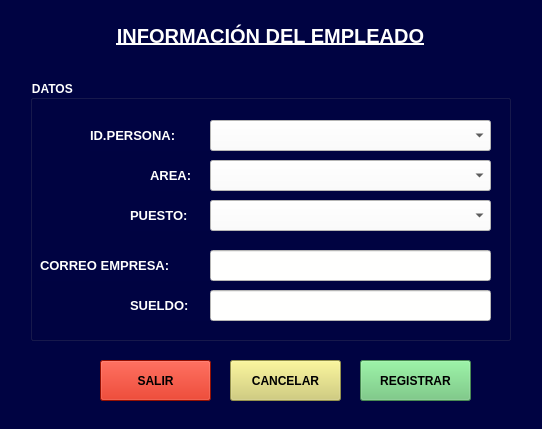
Old version of the form view/frmempleado.ui in the repository cesarAlfredo77/app-punto-venta-sabina.
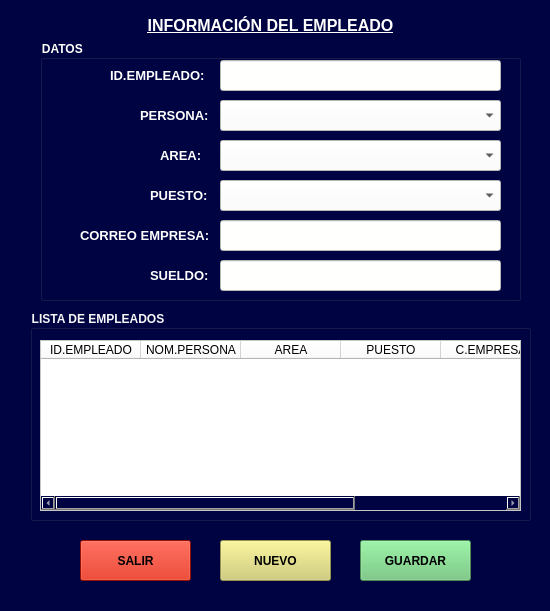
New version of the form.

Patch:
```diff
--- a/view/frmempleado.ui
+++ b/view/frmempleado.ui
@@ -6,8 +6,8 @@
    <rect>
     <x>0</x>
     <y>0</y>
-    <width>542</width>
-    <height>429</height>
+    <width>550</width>
+    <height>611</height>
    </rect>
   </property>
   <property name="windowTitle">
@@ -21,14 +21,14 @@
     <property name="geometry">
      <rect>
       <x>60</x>
-      <y>20</y>
+      <y>10</y>
       <width>421</width>
       <height>31</height>
      </rect>
     </property>
     <property name="font">
      <font>
-      <pointsize>15</pointsize>
+      <pointsize>12</pointsize>
       <weight>75</weight>
       <italic>false</italic>
       <bold>true</bold>
@@ -49,8 +49,8 @@
    <widget class="QGroupBox" name="groupBox">
     <property name="geometry">
      <rect>
-      <x>30</x>
-      <y>80</y>
+      <x>40</x>
+      <y>40</y>
       <width>481</width>
       <height>261</height>
      </rect>
@@ -71,9 +71,9 @@
     <widget class="QLabel" name="label_2">
      <property name="geometry">
       <rect>
-       <x>60</x>
-       <y>40</y>
-       <width>121</width>
+       <x>100</x>
+       <y>60</y>
+       <width>81</width>
        <height>31</height>
       </rect>
      </property>
@@ -85,14 +85,14 @@
       </font>
      </property>
      <property name="text">
-      <string>ID.PERSONA:</string>
+      <string>PERSONA:</string>
      </property>
     </widget>
     <widget class="QLabel" name="label_3">
      <property name="geometry">
       <rect>
        <x>120</x>
-       <y>80</y>
+       <y>100</y>
        <width>61</width>
        <height>31</height>
       </rect>
@@ -111,9 +111,9 @@
     <widget class="QLabel" name="label_4">
      <property name="geometry">
       <rect>
-       <x>100</x>
-       <y>120</y>
-       <width>81</width>
+       <x>110</x>
+       <y>140</y>
+       <width>71</width>
        <height>31</height>
       </rect>
      </property>
@@ -131,9 +131,9 @@
     <widget class="QLabel" name="label_7">
      <property name="geometry">
       <rect>
-       <x>10</x>
-       <y>170</y>
-       <width>171</width>
+       <x>40</x>
+       <y>180</y>
+       <width>141</width>
        <height>31</height>
       </rect>
      </property>
@@ -152,7 +152,7 @@
      <property name="geometry">
       <rect>
        <x>180</x>
-       <y>170</y>
+       <y>180</y>
        <width>281</width>
        <height>31</height>
       </rect>
@@ -166,7 +166,7 @@
      <property name="geometry">
       <rect>
        <x>180</x>
-       <y>80</y>
+       <y>100</y>
        <width>281</width>
        <height>31</height>
       </rect>
@@ -180,7 +180,7 @@
      <property name="geometry">
       <rect>
        <x>180</x>
-       <y>120</y>
+       <y>140</y>
        <width>281</width>
        <height>31</height>
       </rect>
@@ -193,9 +193,9 @@
     <widget class="QLabel" name="label_5">
      <property name="geometry">
       <rect>
-       <x>100</x>
-       <y>210</y>
-       <width>81</width>
+       <x>110</x>
+       <y>220</y>
+       <width>71</width>
        <height>31</height>
       </rect>
      </property>
@@ -214,7 +214,7 @@
      <property name="geometry">
       <rect>
        <x>180</x>
-       <y>210</y>
+       <y>220</y>
        <width>281</width>
        <height>31</height>
       </rect>
@@ -228,7 +228,41 @@
      <property name="geometry">
       <rect>
        <x>180</x>
-       <y>40</y>
+       <y>60</y>
+       <width>281</width>
+       <height>31</height>
+      </rect>
+     </property>
+     <property name="styleSheet">
+      <string notr="true">background-color: rgb(255, 255, 254);
+color: rgb(0, 0, 0);</string>
+     </property>
+    </widget>
+    <widget class="QLabel" name="label_6">
+     <property name="geometry">
+      <rect>
+       <x>70</x>
+       <y>20</y>
+       <width>111</width>
+       <height>31</height>
+      </rect>
+     </property>
+     <property name="font">
+      <font>
+       <pointsize>10</pointsize>
+       <weight>75</weight>
+       <bold>true</bold>
+      </font>
+     </property>
+     <property name="text">
+      <string>ID.EMPLEADO:</string>
+     </property>
+    </widget>
+    <widget class="QLineEdit" name="txtidempleado">
+     <property name="geometry">
+      <rect>
+       <x>180</x>
+       <y>20</y>
        <width>281</width>
        <height>31</height>
       </rect>
@@ -243,7 +277,7 @@
     <property name="geometry">
      <rect>
       <x>360</x>
-      <y>360</y>
+      <y>540</y>
       <width>111</width>
       <height>41</height>
      </rect>
@@ -262,14 +296,14 @@
      <string notr="true">background-color: rgb(102, 195, 115);</string>
     </property>
     <property name="text">
-     <string>REGISTRAR</string>
+     <string>GUARDAR</string>
     </property>
    </widget>
    <widget class="QPushButton" name="btncancelar">
     <property name="geometry">
      <rect>
-      <x>230</x>
-      <y>360</y>
+      <x>220</x>
+      <y>540</y>
       <width>111</width>
       <height>41</height>
      </rect>
@@ -285,7 +319,7 @@
      <string notr="true">background-color: rgb(209, 205, 106);</string>
     </property>
     <property name="text">
-     <string>CANCELAR</string>
+     <string>NUEVO</string>
     </property>
     <property name="checkable">
      <bool>false</bool>
@@ -309,8 +343,8 @@
    <widget class="QPushButton" name="btnsalir">
     <property name="geometry">
      <rect>
-      <x>100</x>
-      <y>360</y>
+      <x>80</x>
+      <y>540</y>
       <width>111</width>
       <height>41</height>
      </rect>
@@ -347,6 +381,73 @@
      <bool>false</bool>
     </property>
    </widget>
+   <widget class="QGroupBox" name="groupBox_2">
+    <property name="geometry">
+     <rect>
+      <x>30</x>
+      <y>310</y>
+      <width>501</width>
+      <height>211</height>
+     </rect>
+    </property>
+    <property name="font">
+     <font>
+      <pointsize>9</pointsize>
+      <weight>75</weight>
+      <bold>true</bold>
+     </font>
+    </property>
+    <property name="styleSheet">
+     <string notr="true">color: rgb(247, 247, 247);</string>
+    </property>
+    <property name="title">
+     <string>LISTA DE EMPLEADOS</string>
+    </property>
+    <widget class="QTableWidget" name="tblempleado">
+     <property name="geometry">
+      <rect>
+       <x>10</x>
+       <y>30</y>
+       <width>481</width>
+       <height>171</height>
+      </rect>
+     </property>
+     <property name="styleSheet">
+      <string notr="true">color: rgb(0, 0, 0);
+background-color: rgb(255, 255, 255);</string>
+     </property>
+     <column>
+      <property name="text">
+       <string>ID.EMPLEADO</string>
+      </property>
+     </column>
+     <column>
+      <property name="text">
+       <string>NOM.PERSONA</string>
+      </property>
+     </column>
+     <column>
+      <property name="text">
+       <string>AREA</string>
+      </property>
+     </column>
+     <column>
+      <property name="text">
+       <string>PUESTO</string>
+      </property>
+     </column>
+     <column>
+      <property name="text">
+       <string>C.EMPRESA</string>
+      </property>
+     </column>
+     <column>
+      <property name="text">
+       <string>SUELDO</string>
+      </property>
+     </column>
+    </widget>
+   </widget>
   </widget>
   <widget class="QStatusBar" name="statusbar"/>
  </widget>
```
Left out of the diff: 4 changed lines with no effect on the pictures.
